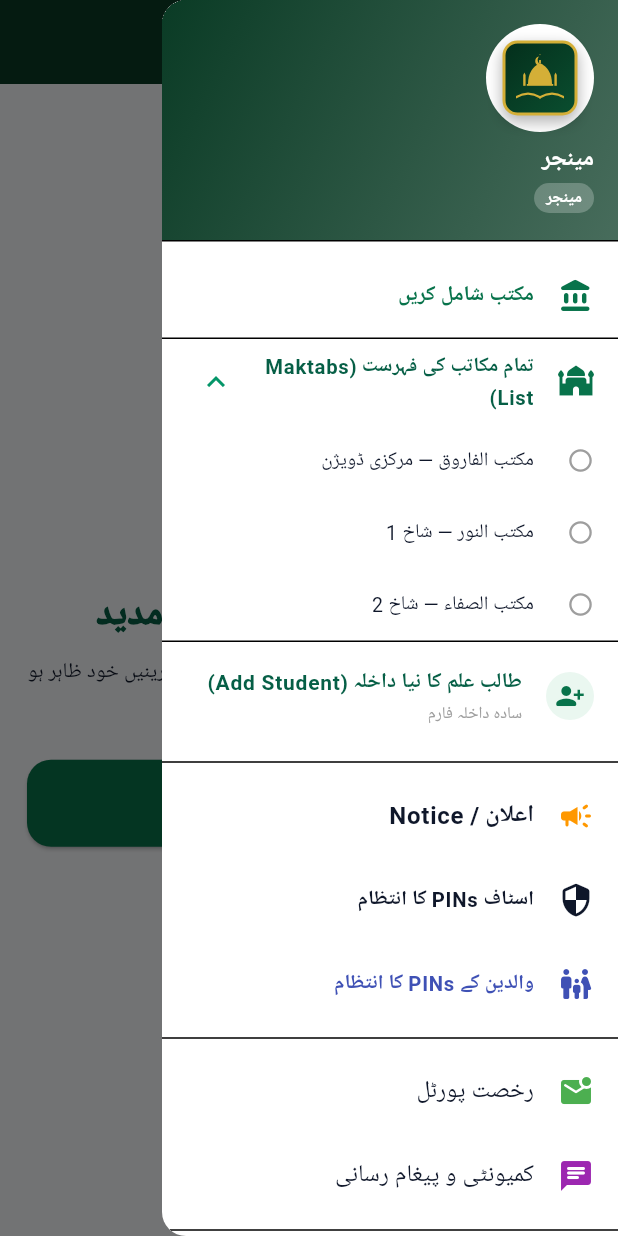
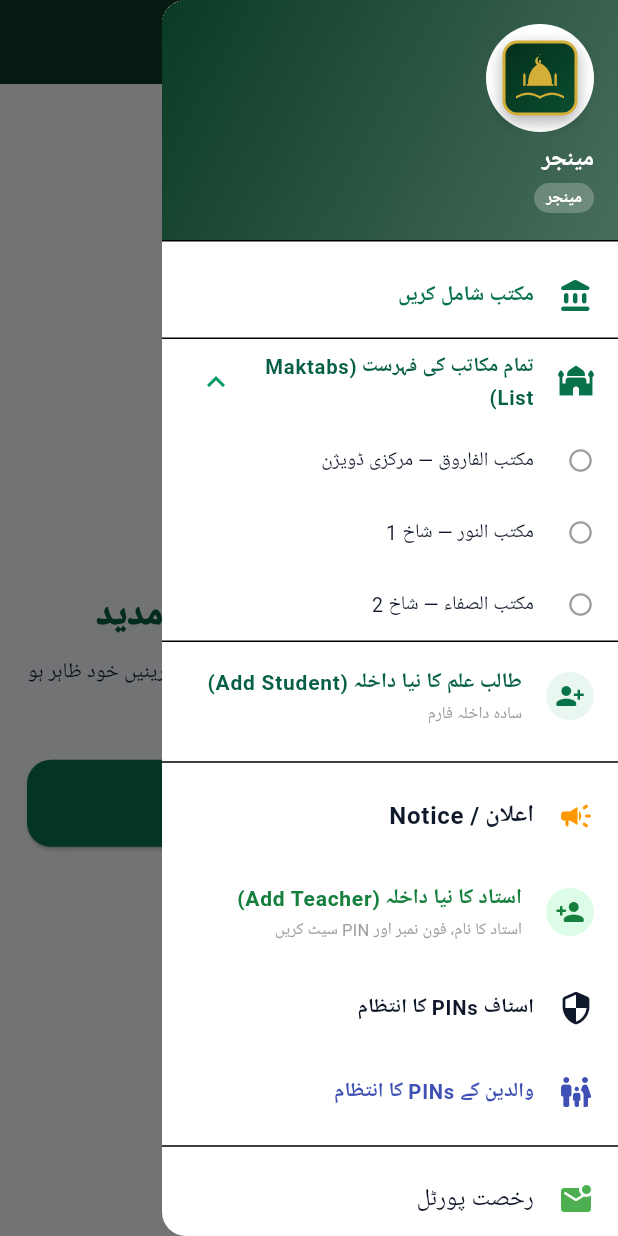
Before and after one commit to shaikzabeeh31-commits/MAKTAB, a Flutter app: the RoleDashboardScreen screen opened directly with empty values, with the side drawer open, on a phone screen of 412 x 824 dp. Run offline on Flutter 3.47's test engine with Material 3 defaults, Android fonts, the phone set to English and light mode, and no system bars; our stand-ins replace flutter_contacts, flutter_local_notifications, google_fonts, image_picker, local_auth, pdf and 4 more; accounts and stored records are empty.

Commit message:
feat: Add Add New Teacher option directly to sidebar drawer for Admin & Manager

```diff
--- a/lib/role_selection_screen.dart
+++ b/lib/role_selection_screen.dart
@@ -1801,6 +1801,38 @@ class _RoleDashboardScreenState extends State<RoleDashboardScreen> {
             ),
           if (widget.currentRole == AppRole.admin || widget.currentRole == AppRole.manager)
             ListTile(
+              leading: Container(
+                padding: const EdgeInsets.all(6),
+                decoration: const BoxDecoration(
+                  color: Color(0xFFDCFCE7),
+                  shape: BoxShape.circle,
+                ),
+                child: const Icon(Icons.person_add_rounded, color: Color(0xFF15803D), size: 20),
+              ),
+              title: Text(
+                isEn ? 'Add New Teacher' : 'استاد کا نیا داخلہ (Add Teacher)',
+                style: const TextStyle(fontWeight: FontWeight.bold, color: Color(0xFF15803D), fontSize: 14),
+              ),
+              subtitle: Text(
+                isEn ? 'Set Teacher Name, Phone & PIN' : 'استاد کا نام، فون نمبر اور PIN سیٹ کریں',
+                style: const TextStyle(fontSize: 11, color: Colors.grey),
+              ),
+              onTap: () {
+                Navigator.pop(context);
+                Navigator.push(
+                  context,
+                  MaterialPageRoute(
+                    builder: (_) => ManageStaffLoginsScreen(
+                      languageController: widget.languageController,
+                      currentUserRole: widget.currentRole,
+                      openAddTeacherModal: true,
+                    ),
+                  ),
+                );
+              },
+            ),
+          if (widget.currentRole == AppRole.admin || widget.currentRole == AppRole.manager)
+            ListTile(
               leading: const Icon(Icons.security_rounded, color: Color(0xFF0F172A)),
               title: Text(
                 loc.translate('staff_logins'),
```
Also changed, not shown: lib/manage_staff_logins_screen.dart (+7 -0 lines).
